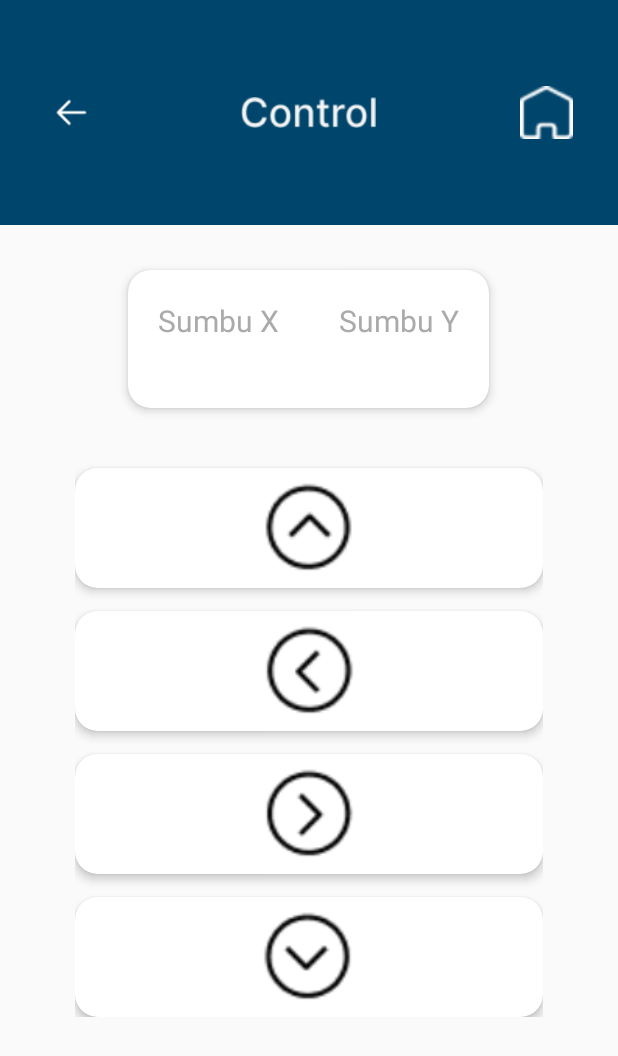
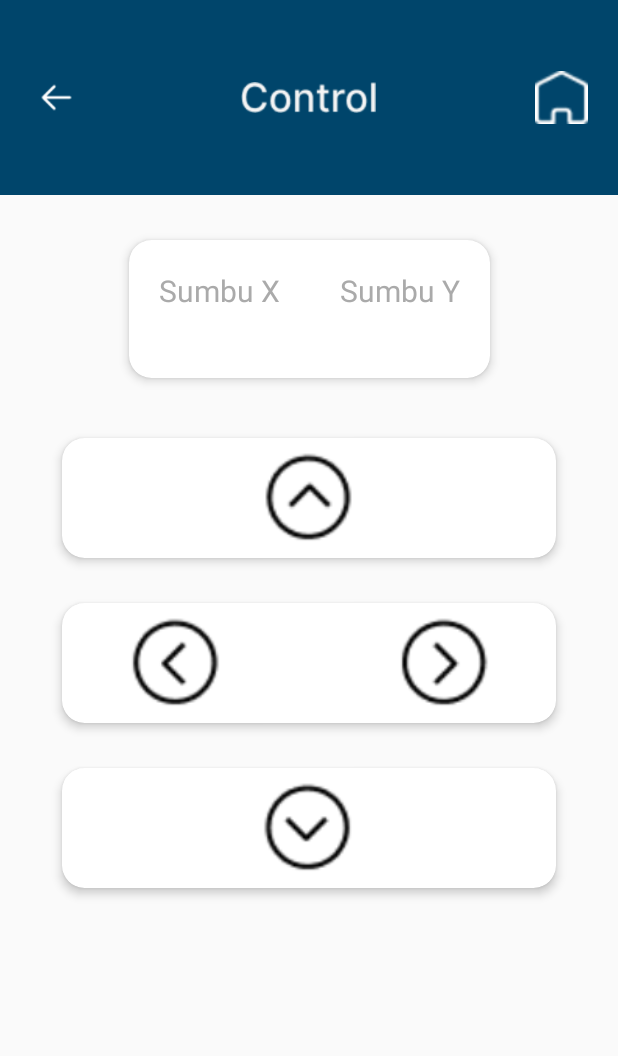
Before and after one commit to Qbitzz/Solar-Tracker, an Android app: the ControlActivity screen opened directly, with no data from a screen before it, on a phone screen of 412 x 824 dp. Shown: the top 1056 px of the screen. Run offline under Robolectric (Android 15) with nearby library versions, the phone set to English and light mode, and no system bars.

Commit message:
progress 4.3 firebase terkoneki, datasudah kebaca, chart diupdate, ui mendekati desain awal

```diff
--- a/app/src/main/java/com/example/ta/ControlActivity.kt
+++ b/app/src/main/java/com/example/ta/ControlActivity.kt
@@ -4,6 +4,7 @@ import android.content.Intent
 import android.os.Bundle
 import android.view.View
 import android.widget.Button
+import android.widget.ImageView
 import android.widget.LinearLayout
 import android.widget.Toast
 import androidx.appcompat.app.AppCompatActivity
@@ -29,34 +30,26 @@ class ControlActivity : AppCompatActivity() {
             switchToHomeLayout()
         }
 
-        // Find the LinearLayout with id atas
+        // Find and Set a click listener LinearLayout with id atas
         val atas = findViewById<LinearLayout>(R.id.atas)
-
-        // Set a click listener for the LinearLayout
         atas.setOnClickListener {
             Toast.makeText(this, "LinearLayout Atas Clicked", Toast.LENGTH_SHORT).show()
         }
 
-        // Find the LinearLayout with id kiri
-        val kiri = findViewById<LinearLayout>(R.id.kiri)
-
-        // Set a click listener for the LinearLayout
+        // Find and Set a click listener ImageView with id kiri
+        val kiri = findViewById<ImageView>(R.id.kiri)
         kiri.setOnClickListener {
-            Toast.makeText(this, "LinearLayout Kiri Clicked", Toast.LENGTH_SHORT).show()
+            Toast.makeText(this, "ImageView Kiri Clicked", Toast.LENGTH_SHORT).show()
         }
 
-        // Find the LinearLayout with id kanan
-        val kanan = findViewById<LinearLayout>(R.id.kanan)
-
-        // Set a click listener for the LinearLayout
+        // Find and Set a click listener ImageView with id kanan
+        val kanan = findViewById<ImageView>(R.id.kanan)
         kanan.setOnClickListener {
-            Toast.makeText(this, "LinearLayout Kanan Clicked", Toast.LENGTH_SHORT).show()
+            Toast.makeText(this, "ImageView Kanan Clicked", Toast.LENGTH_SHORT).show()
         }
 
-        // Find the LinearLayout with id bawah
+        // Find and Set a click listener LinearLayout with id bawah
         val bawah = findViewById<LinearLayout>(R.id.bawah)
-
-        // Set a click listener for the LinearLayout
         bawah.setOnClickListener {
             Toast.makeText(this, "LinearLayout Bawah Clicked", Toast.LENGTH_SHORT).show()
         }
--- a/app/src/main/java/com/example/ta/HomeActivity.kt
+++ b/app/src/main/java/com/example/ta/HomeActivity.kt
@@ -200,7 +200,6 @@ class HomeActivity : AppCompatActivity() {
         // Set dummy data for textViewDayaValue
         val textViewDayaValue = findViewById<TextView>(R.id.textViewDayaValue)
         textViewDayaValue.text = "120 W" // Replace with your dummy data
-
     }
 
     private fun loadtempdata() {
@@ -224,7 +223,6 @@ class HomeActivity : AppCompatActivity() {
             }
         })
     }
-
 
     private fun loadLuxData() {
         val luxRef = database.reference.child("ldr").child("lt")
@@ -254,7 +252,6 @@ class HomeActivity : AppCompatActivity() {
         })
     }
 
-
     private fun setupHomeButtons() {
         val btnControl = findViewById<Button>(R.id.btn_control)
         btnControl.setOnClickListener {
@@ -262,7 +259,6 @@ class HomeActivity : AppCompatActivity() {
             switchToControlLayout()
         }
     }
-
     private fun switchToControlLayout() {
         startActivity(Intent(this, ControlActivity::class.java))
         finish()
--- a/app/src/main/res/layout/control.xml
+++ b/app/src/main/res/layout/control.xml
@@ -4,21 +4,23 @@
     android:layout_width="match_parent"
     android:layout_height="match_parent">
 
-    <RelativeLayout
+    <androidx.constraintlayout.widget.ConstraintLayout
         android:layout_width="match_parent"
         android:layout_height="wrap_content"
         android:background="@android:color/transparent">
 
-
         <!-- Image button layout -->
         <LinearLayout
             android:id="@+id/image_button_layout"
-            android:layout_width="match_parent"
+            android:layout_width="0dp"
             android:layout_height="wrap_content"
             android:gravity="center_vertical"
             android:orientation="horizontal"
-            android:padding="30dp"
-            android:background="@color/darkblue">
+            android:padding="20dp"
+            android:background="@color/darkblue"
+            app:layout_constraintTop_toTopOf="parent"
+            app:layout_constraintStart_toStartOf="parent"
+            app:layout_constraintEnd_toEndOf="parent">
 
             <!-- Back Button -->
             <Button
@@ -60,11 +62,12 @@
             android:id="@+id/cardViewSumbu"
             android:layout_width="wrap_content"
             android:layout_height="wrap_content"
-            android:layout_below="@id/image_button_layout"
-            android:layout_centerHorizontal="true"
             android:layout_marginTop="30dp"
             app:cardCornerRadius="15dp"
-            app:cardElevation="4dp">
+            app:cardElevation="4dp"
+            app:layout_constraintTop_toBottomOf="@id/image_button_layout"
+            app:layout_constraintStart_toStartOf="parent"
+            app:layout_constraintEnd_toEndOf="parent">
 
             <LinearLayout
                 android:layout_width="wrap_content"
@@ -76,16 +79,16 @@
                 <LinearLayout
                     android:layout_width="wrap_content"
                     android:layout_height="wrap_content"
-                    android:orientation="vertical"
-                    android:layout_marginEnd="20dp">
+                    android:layout_marginEnd="20dp"
+                    android:orientation="vertical">
 
                     <TextView
                         android:layout_width="wrap_content"
                         android:layout_height="wrap_content"
                         android:gravity="center"
                         android:text="Sumbu X"
-                        android:textSize="20sp"
-                        android:textColor="@android:color/darker_gray" />
+                        android:textColor="@android:color/darker_gray"
+                        android:textSize="20sp" />
 
                     <!-- Value for Sumbu X -->
                     <TextView
@@ -93,23 +96,29 @@
                         android:layout_width="wrap_content"
                         android:layout_height="wrap_content"
                         android:text=""
-                        android:textSize="18sp"
-                        android:textColor="@android:color/black" />
+                        android:textColor="@android:color/black"
+                        android:textSize="18sp" />
                 </LinearLayout>
+
+                <!-- Spacer -->
+                <Space
+                    android:layout_width="0dp"
+                    android:layout_height="0dp"
+                    android:layout_weight="1" />
 
                 <!-- Sumbu Y -->
                 <LinearLayout
                     android:layout_width="wrap_content"
                     android:layout_height="wrap_content"
-                    android:orientation="vertical"
-                    android:layout_marginStart="20dp">
+                    android:layout_marginStart="20dp"
+                    android:orientation="vertical">
 
                     <TextView
                         android:layout_width="wrap_content"
                         android:layout_height="wrap_content"
                         android:text="Sumbu Y"
-                        android:textSize="20sp"
-                        android:textColor="@android:color/darker_gray" />
+                        android:textColor="@android:color/darker_gray"
+                        android:textSize="20sp" />
 
                     <!-- Value for Sumbu Y -->
                     <TextView
@@ -118,33 +127,26 @@
                         android:layout_height="wrap_content"
                         android:gravity="center"
                         android:text=""
-                        android:textSize="18sp"
-                        android:textColor="@android:color/black" />
+                        android:textColor="@android:color/black"
+                        android:textSize="18sp" />
                 </LinearLayout>
 
             </LinearLayout>
         </androidx.cardview.widget.CardView>
 
-        <!-- LinearLayout for atas, kiri, kanan, and bawah buttons -->
-        <LinearLayout
-            android:layout_width="match_parent"
-            android:layout_height="wrap_content"
-            android:layout_below="@id/cardViewSumbu"
-            android:layout_marginTop="20dp"
-            android:layout_marginStart="50dp"
-            android:layout_marginEnd="50dp"
-            android:orientation="vertical">
-
         <!-- Tombol Atas -->
         <androidx.cardview.widget.CardView
             android:id="@+id/cardviewatas"
-                android:layout_width="match_parent"
+            android:layout_width="0dp"
             android:layout_height="wrap_content"
             app:cardCornerRadius="15dp"
             app:cardElevation="4dp"
-                android:layout_marginTop="20dp"
-                android:layout_marginBottom="15dp">
-
+            android:layout_marginTop="40dp"
+            android:layout_marginBottom="30dp"
+            app:layout_constraintTop_toBottomOf="@id/cardViewSumbu"
+            app:layout_constraintStart_toStartOf="parent"
+            app:layout_constraintEnd_toEndOf="parent"
+            app:layout_constraintWidth_percent="0.8">
 
             <LinearLayout
                 android:id="@+id/atas"
@@ -167,54 +169,42 @@
         <!-- Tombol Kiri -->
         <androidx.cardview.widget.CardView
             android:id="@+id/cardViewkiri"
-                android:layout_width="match_parent"
+            android:layout_width="0dp"
             android:layout_height="wrap_content"
             app:cardCornerRadius="15dp"
             app:cardElevation="4dp"
-                android:layout_marginBottom="15dp"
-                android:clickable="true">
+            android:layout_marginTop="30dp"
+            android:layout_marginBottom="30dp"
+            android:clickable="true"
+            app:layout_constraintTop_toBottomOf="@id/cardviewatas"
+            app:layout_constraintStart_toStartOf="parent"
+            app:layout_constraintEnd_toEndOf="parent"
+            app:layout_constraintWidth_percent="0.8">
 
             <LinearLayout
-                    android:id="@+id/kiri"
                 android:layout_width="match_parent"
                 android:layout_height="wrap_content"
-                    android:orientation="horizontal"
+                android:clickable="true"
                 android:gravity="center_horizontal"
-                    android:clickable="true">
+                android:orientation="horizontal">
 
                 <ImageView
+                    android:id="@+id/kiri"
                     android:layout_width="150dp"
                     android:layout_height="80dp"
-                        android:src="@drawable/kiri"
-                        android:scaleType="fitCenter" />
+                    android:src="@drawable/kiri" />
 
-                </LinearLayout>
-
-            </androidx.cardview.widget.CardView>
-
-            <!-- Tombol Kanan -->
-            <androidx.cardview.widget.CardView
-                android:id="@+id/cardViewkanan"
-                android:layout_width="match_parent"
-                android:layout_height="wrap_content"
-                app:cardCornerRadius="15dp"
-                app:cardElevation="4dp"
-                android:layout_marginBottom="15dp"
-                android:clickable="true">
-
-                <LinearLayout
-                    android:id="@+id/kanan"
-                    android:layout_width="match_parent"
-                    android:layout_height="wrap_content"
-                    android:orientation="horizontal"
-                    android:gravity="center_horizontal"
-                    android:clickable="true">
+                <!-- Spacer -->
+                <Space
+                    android:layout_width="0dp"
+                    android:layout_height="0dp"
+                    android:layout_weight="1" />
 
                 <ImageView
+                    android:id="@+id/kanan"
                     android:layout_width="150dp"
                     android:layout_height="80dp"
-                        android:src="@drawable/kanan"
-                        android:scaleType="fitCenter" />
+                    android:src="@drawable/kanan" />
 
             </LinearLayout>
 
@@ -223,32 +213,36 @@
         <!-- Tombol Bawah -->
         <androidx.cardview.widget.CardView
             android:id="@+id/cardViewbawah"
-                android:layout_width="match_parent"
+            android:layout_width="0dp"
             android:layout_height="wrap_content"
             app:cardCornerRadius="15dp"
             app:cardElevation="4dp"
-                android:layout_marginTop="0dp"
-                android:clickable="true">
+            android:layout_marginTop="30dp"
+            android:layout_marginBottom="30dp"
+            android:clickable="true"
+            app:layout_constraintTop_toBottomOf="@id/cardViewkiri"
+            app:layout_constraintStart_toStartOf="parent"
+            app:layout_constraintEnd_toEndOf="parent"
+            app:layout_constraintBottom_toBottomOf="parent"
+            app:layout_constraintWidth_percent="0.8">
 
             <LinearLayout
                 android:id="@+id/bawah"
                 android:layout_width="match_parent"
                 android:layout_height="wrap_content"
-                    android:orientation="horizontal"
+                android:clickable="true"
                 android:gravity="center_horizontal"
-                    android:clickable="true">
+                android:orientation="horizontal">
 
                 <ImageView
                     android:layout_width="150dp"
                     android:layout_height="80dp"
-                        android:src="@drawable/bawah"
-                        android:scaleType="fitCenter" />
+                    android:scaleType="fitCenter"
+                    android:src="@drawable/bawah" />
 
             </LinearLayout>
 
         </androidx.cardview.widget.CardView>
 
-        </LinearLayout>
-
-    </RelativeLayout>
+    </androidx.constraintlayout.widget.ConstraintLayout>
 </ScrollView>
```
Lines whose indentation alone changed are shown as unchanged.
